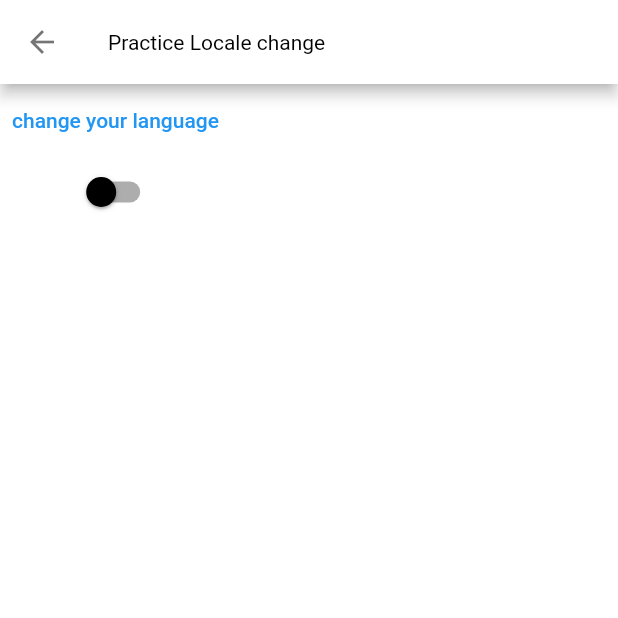
After one commit to taufiqelahi/learnrp, a Flutter app: the screen it shows after launch, after a tap on the "settings" icon, on a phone screen of 412 x 824 dp, the top half of it. The commit adds this screen. Run offline on Flutter 3.47's test engine with Material 2 defaults, Android fonts, the phone set to English and light mode, and no system bars; our stand-ins replace easy_localization, flutter_colorpicker, flutter_riverpod, riverpod_annotation; generated files the repository leaves out were written again.

Commit message:
added all

```diff
--- /dev/null
+++ b/assets/locale/en.json
@@ -0,0 +1,5 @@
+{
+  "title" : "Title",
+  "app_local_demo" : "Application localization example",
+  "demo_details" : "This is a sample project to change the language with a drop down menu of languages"
+}
--- /dev/null
+++ b/assets/locale/es.json
@@ -0,0 +1,5 @@
+{
+  "title": "Título",
+  "app_local_demo": "Ejemplo de localización de aplicaciones",
+  "demo_details": "Este es un proyecto de ejemplo para cambiar el idioma con un menú desplegable de idiomas"
+}
--- a/lib/main.dart
+++ b/lib/main.dart
@@ -1,48 +1,94 @@
+import 'package:easy_localization/easy_localization.dart';
 import 'package:flutter/material.dart';
 import 'package:flutter_colorpicker/flutter_colorpicker.dart';
+
 import 'package:flutter_riverpod/flutter_riverpod.dart';
 import 'package:learning_riverpod/add_cart.dart';
+import 'package:learning_riverpod/setting_screen.dart';
 import 'package:riverpod_annotation/riverpod_annotation.dart';
 part 'main.g.dart';
 
-void main() {
+void main()async {
+  WidgetsFlutterBinding.ensureInitialized();
+  await EasyLocalization.ensureInitialized();
+
   runApp(
     ProviderScope(
-      child: MyApp(),
+      child: EasyLocalization(
+        fallbackLocale: Locale('en'),
+     startLocale: Locale('en'),
+          path: 'assets/locale',
+          supportedLocales: [ Locale('en'),Locale('es'),],
+          child: MyApp()),
     ),
   );
 }
 
 class MyApp extends ConsumerWidget {
-  double _currentSliderValue = 20;
+
+  ThemeData getAppTheme(BuildContext context, bool isDarkTheme) {
+    return ThemeData(
+      scaffoldBackgroundColor: isDarkTheme ? Colors.green : Colors.white,
+      textTheme: Theme.of(context)
+          .textTheme
+          .copyWith(
+            titleSmall:
+                Theme.of(context).textTheme.titleSmall?.copyWith(fontSize: 17),
+          )
+          .apply(
+            bodyColor: isDarkTheme ? Colors.white : Colors.black,
+            displayColor: Colors.grey,
+          ),
+      switchTheme: SwitchThemeData(
+        thumbColor: MaterialStateProperty.all(
+            isDarkTheme ? Colors.white : Colors.black),
+      ),
+      listTileTheme: ListTileThemeData(
+          iconColor: isDarkTheme ? Colors.orange : Colors.purple),
+      appBarTheme: AppBarTheme(
+          backgroundColor: isDarkTheme ? Colors.green : Colors.white,
+          titleTextStyle:
+              TextStyle(color: isDarkTheme ? Colors.white : Colors.black),
+          iconTheme: IconThemeData(
+              color: isDarkTheme ? Colors.white : Colors.black54)),
+    );
+  }
+
   @override
   Widget build(BuildContext context, WidgetRef ref) {
+
+
     var darkMode = ref.watch(darkModeProvider);
     return MaterialApp(
         title: 'Flutter Demo',
-        theme: ThemeData(
-          brightness: Brightness.light,
-          /* light theme settings */
-
-          useMaterial3: true,
-        ),
-        darkTheme: ThemeData.dark(),
-        themeMode: darkMode ? ThemeMode.dark : ThemeMode.light,
-        home: AddCart());
+        localizationsDelegates: context.localizationDelegates,
+        supportedLocales: context.supportedLocales,
+        locale: context.locale,
+        theme: getAppTheme(context, darkMode),
+//         theme: ThemeData(
+// brightness: Brightness.values[1],
+//
+//           /* light theme settings */
+//
+//           useMaterial3: true,
+//         ),
+//         darkTheme: ThemeData.dark(),
+//         themeMode: darkMode ? ThemeMode.dark : ThemeMode.light,
+        home: Home());
   }
 }
 
 class Home extends ConsumerWidget {
   @override
   Widget build(BuildContext context, WidgetRef ref) {
-    // TODO: implement build
+
     return Scaffold(
       appBar: AppBar(
-        title: const Text('Counter example'),
-        leading: IconButton(
-          icon: Icon(Icons.switch_right_outlined),
-          onPressed: () {},
-        ),
+        title: Text("title".tr()),
+
+        leading: IconButton(icon: Icon(Icons.settings), onPressed: () {
+Navigator.push(context, MaterialPageRoute(builder: (_)=>SettingScreen()));
+        },),
       ),
       body: Center(
         child: Column(
@@ -61,7 +107,7 @@ class Home extends ConsumerWidget {
                             });
                       });
                 },
-                child: Text("Pick Color")),
+                child: const Text("Pick Color")),
             Switch(
                 value: ref.read(darkModeProvider),
                 onChanged: (value) {
@@ -98,6 +144,7 @@ class Counter extends _$Counter {
 }
 
 @riverpod
+@riverpod
 class DarkMode extends _$DarkMode {
   @override
   bool build() => false;
@@ -122,5 +169,16 @@ class ColorHandler extends _$ColorHandler {
   Color build() => Colors.black;
   void changeColor(Color color) {
     state = color;
+
   }
 }
+
+@riverpod
+class LocaleHandler extends _$LocaleHandler {
+  @override
+  String build() => '';
+
+ void  changeLocale(String value) {
+state=value;
+  }
+}
--- a/lib/provider/cart_items_provider.dart
+++ b/lib/provider/cart_items_provider.dart
@@ -24,3 +24,6 @@ Future<String> testHandler( ref) async {
   await Future.delayed(Duration(seconds: 3));
   return "Taufiq";
 }
+
+@riverpod
+int c(CRef ref)=>0;
--- /dev/null
+++ b/lib/setting_screen.dart
@@ -0,0 +1,42 @@
+import 'package:easy_localization/easy_localization.dart';
+import 'package:flutter/material.dart';
+
+class SettingScreen extends StatefulWidget {
+  const SettingScreen({super.key});
+
+  @override
+  State<SettingScreen> createState() => _SettingScreenState();
+}
+
+class _SettingScreenState extends State<SettingScreen> {
+  @override
+  void initState() {
+    // TODO: implement initState
+
+    super.initState();
+  }
+
+  bool isSwitched = false;
+  @override
+  Widget build(BuildContext context) {
+    return Scaffold(
+      appBar: AppBar(
+        title: Text('Practice Locale change'),
+        actions: [],
+      ),
+      body: Column(
+        children: [
+          TextButton(onPressed: () {}, child: Text('change your language')),
+          Switch(
+              value: isSwitched,
+              onChanged: (value) {
+                context.setLocale(Locale(value ? 'en' : 'es'));
+                setState(() {
+                  isSwitched = value;
+                });
+              })
+        ],
+      ),
+    );
+  }
+}
```
Also changed, not shown: pubspec.yaml (+8 -0 lines), lib/main.g.dart, lib/provider/cart_items_provider.g.dart, pubspec.lock, 4 other files. Lines whose indentation alone changed are shown as unchanged.
